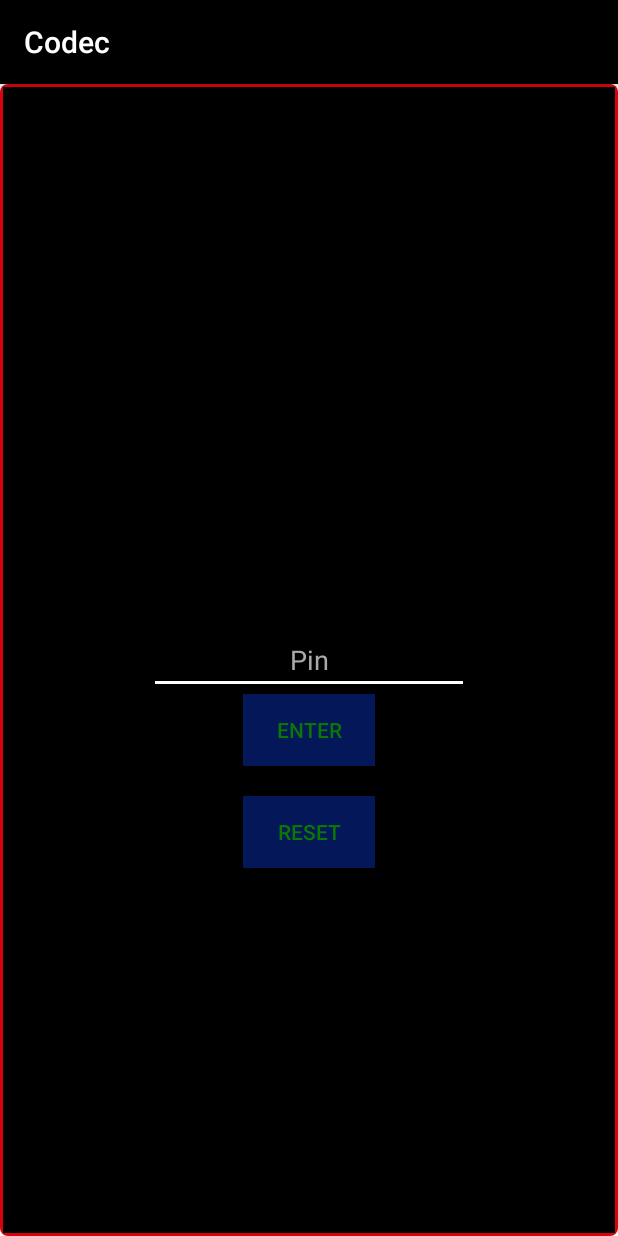
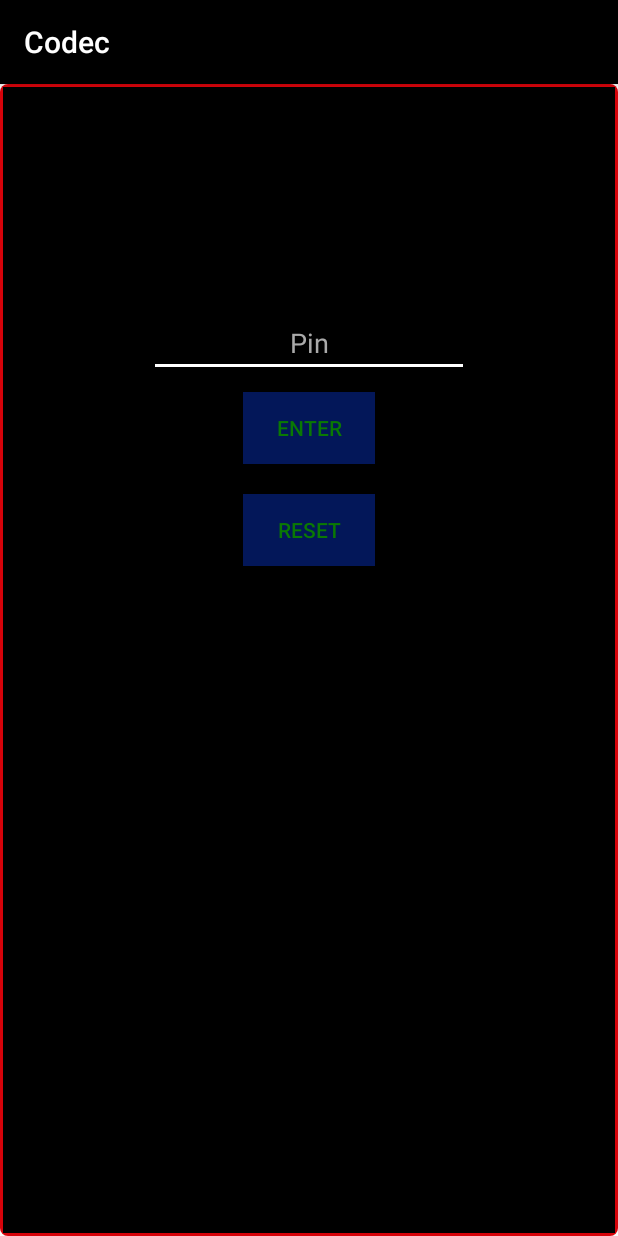
Before and after one commit to darshanhuidrom/Codec, an Android app: the screen it shows after launch (PasswordActivity), on a phone screen of 412 x 824 dp. Run offline under Robolectric (Android 15) with nearby library versions, the phone set to English and light mode, and no system bars.

Commit message:
some changes

```diff
--- a/app/build.gradle
+++ b/app/build.gradle
@@ -21,6 +21,5 @@ android {
 
 dependencies {
     compile fileTree(dir: 'libs', include: ['*.jar'])
-    testCompile 'junit:junit:4.12'
     compile 'com.android.support:appcompat-v7:23.4.0'
 }
--- a/app/src/main/java/com/regalix/android/codec/AppPreference.java
+++ b/app/src/main/java/com/regalix/android/codec/AppPreference.java
@@ -8,6 +8,7 @@ public class AppPreference {
     public static final int MODE_FLOAT = 2;
     public static final int MODE_INT = 3;
     public static final int MODE_STRING = 4;
+    public static final int MODE_LONG = 5;
 
     public static void saveToAppPreference(Context context, String key, String value) {
         context.getSharedPreferences(APP_PREFERENCE, Context.MODE_PRIVATE).edit().putString(key, value).commit();
@@ -25,6 +26,10 @@ public class AppPreference {
         context.getSharedPreferences(APP_PREFERENCE, Context.MODE_PRIVATE).edit().putFloat(key, value).commit();
     }
 
+    public static void saveToAppPreference(Context context, String key, long value) {
+        context.getSharedPreferences(APP_PREFERENCE, Context.MODE_PRIVATE).edit().putLong(key, value).commit();
+    }
+
 
     public static String getDataFromAppPreference(Context context, String key) {
         return context.getSharedPreferences(APP_PREFERENCE, Context.MODE_PRIVATE).getString(key, "");
@@ -40,6 +45,9 @@ public class AppPreference {
         }else if (mode == MODE_STRING) {
             return context.getSharedPreferences(APP_PREFERENCE, Context.MODE_PRIVATE).getString(key,"");
         }
+        else if (mode == MODE_LONG) {
+            return context.getSharedPreferences(APP_PREFERENCE, Context.MODE_PRIVATE).getLong(key,0);
+        }
         return null;
     }
 
@@ -47,6 +55,10 @@ public class AppPreference {
         return context.getSharedPreferences(APP_PREFERENCE, Context.MODE_PRIVATE).getBoolean(Constant.IS_INSTALLED_FIRST, true);
     }
 
+    public static boolean isTimerset(Context context) {
+        return context.getSharedPreferences(APP_PREFERENCE, Context.MODE_PRIVATE).getBoolean(Constant.IS_TIMER_SET, true);
+    }
+
 
 
 
--- a/app/src/main/java/com/regalix/android/codec/ResetActivity.java
+++ b/app/src/main/java/com/regalix/android/codec/ResetActivity.java
@@ -31,6 +31,8 @@ public class ResetActivity extends AppCompatActivity {
 
             } else {
                 etCurPssd.setError("Incorrect Pin");
+                etCurPssd.setText("");
+                etNewPssd.setText("");
             }
         }
 
--- a/app/src/main/res/layout/activity_password.xml
+++ b/app/src/main/res/layout/activity_password.xml
@@ -6,18 +6,27 @@
     android:background="@drawable/background_1"
   >
 
+    <ScrollView
+        android:layout_width="match_parent"
+        android:layout_height="match_parent">
+        <LinearLayout
+            android:layout_width="match_parent"
+            android:layout_height="match_parent"
+            android:orientation="vertical">
+
             <EditText
                 android:layout_width="wrap_content"
                 android:layout_height="wrap_content"
                 android:inputType="numberPassword"
+                android:layout_gravity="center"
                 android:hint="Pin"
                 android:textColorHint="@android:color/darker_gray"
                 android:gravity="center"
                 android:ems="10"
                 android:id="@+id/et_pssd"
                 android:textColor="#ffffff"
-        android:layout_centerVertical="true"
-        android:layout_centerHorizontal="true" />
+                android:layout_marginTop="150dp"
+                />
 
             <Button
                 android:layout_width="wrap_content"
@@ -27,7 +36,8 @@
                 android:layout_below="@+id/et_pssd"
                 android:textColor="#0a7904"
                 android:background="#031759"
-        android:layout_centerHorizontal="true"
+                android:layout_marginTop="10dp"
+                android:layout_gravity="center"
                 android:onClick="onEnter"/>
 
             <Button
@@ -35,6 +45,7 @@
                 android:layout_height="wrap_content"
                 android:text="Reset"
                 android:layout_marginTop="20dp"
+                android:layout_gravity="center"
                 android:id="@+id/bt_reset"
                 android:textColor="#0a7904"
                 android:background="#031759"
@@ -42,4 +53,9 @@
                 android:layout_below="@+id/bt_enter"
                 android:layout_alignLeft="@+id/bt_enter"
                 android:layout_alignStart="@+id/bt_enter" />
+
+        </LinearLayout>
+    </ScrollView>
+
+
 </RelativeLayout>
```
Also changed, not shown: app/src/main/java/com/regalix/android/codec/Constant.java (+14 -0 lines), app/src/main/java/com/regalix/android/codec/PasswordActivity.java (+83 -25 lines), 2 other files. Lines whose indentation alone changed are shown as unchanged.
